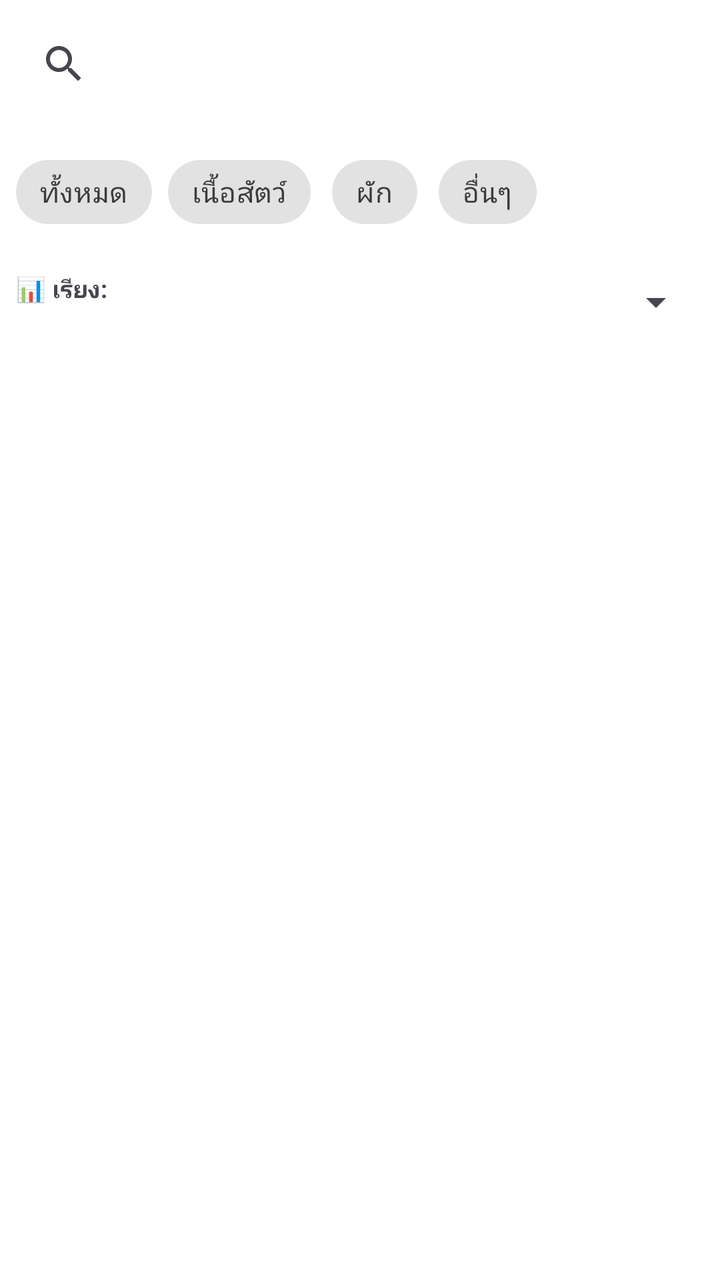
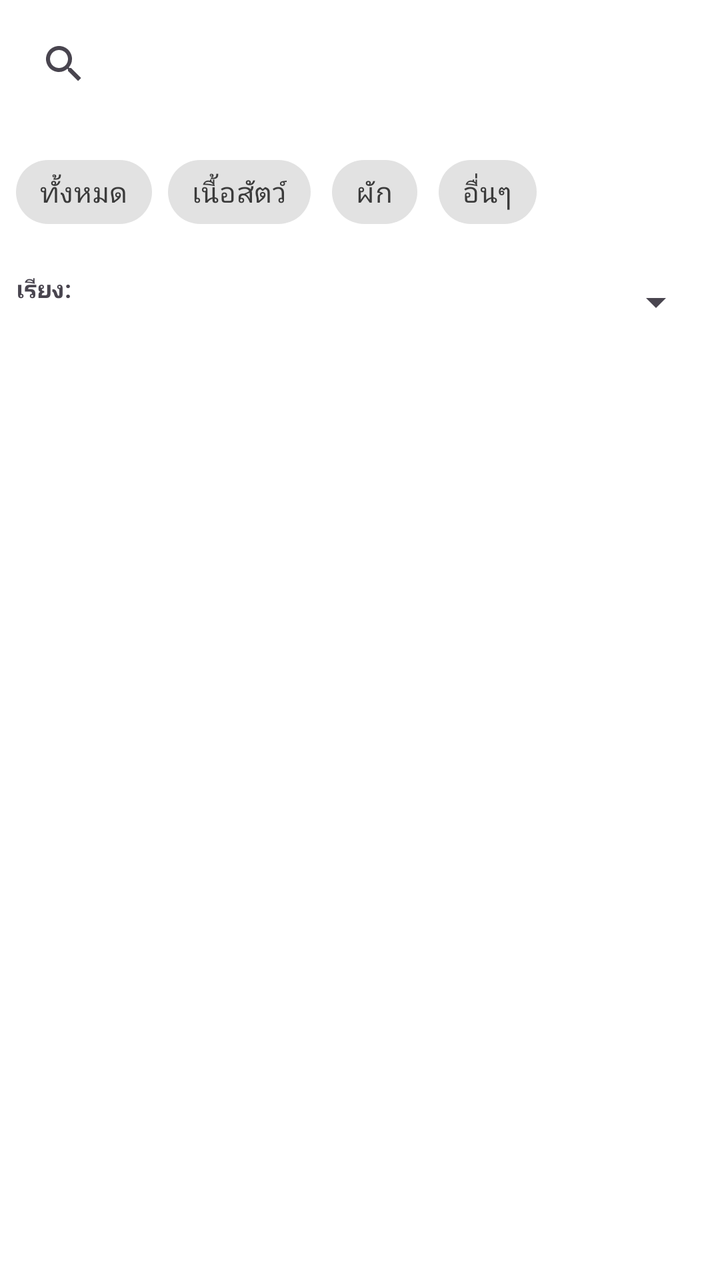

Compare the two renders of this Android layout. The source of the first and the diff that turns it into the second are given below.
<!-- AndroidManifest.xml: application theme Theme.Expirytrack -->
<!-- res/layout/fragment_ingredient_list.xml -->
<?xml version="1.0" encoding="utf-8"?>
<LinearLayout xmlns:android="http://schemas.android.com/apk/res/android"
    xmlns:app="http://schemas.android.com/apk/res-auto"
    android:layout_width="match_parent"
    android:layout_height="match_parent"
    android:orientation="vertical">

    
    <include
        android:id="@+id/offline_banner"
        layout="@layout/offline_banner" />

    
    <androidx.appcompat.widget.SearchView
        android:id="@+id/searchView"
        android:layout_width="match_parent"
        android:layout_height="wrap_content"
        android:padding="8dp"
        app:queryHint="🔍 ค้นหาวัตถุดิบ..." />

    
    <com.google.android.material.chip.ChipGroup
        android:id="@+id/categoryChipGroup"
        android:layout_width="match_parent"
        android:layout_height="wrap_content"
        android:padding="8dp"
        app:selectionRequired="true"
        app:singleSelection="true">

        <com.google.android.material.chip.Chip
            android:layout_width="wrap_content"
            android:layout_height="wrap_content"
            android:text="ทั้งหมด"
            style="@style/Widget.MaterialComponents.Chip.Filter" />

        <com.google.android.material.chip.Chip
            android:layout_width="wrap_content"
            android:layout_height="wrap_content"
            android:text="เนื้อสัตว์"
            style="@style/Widget.MaterialComponents.Chip.Filter" />

        <com.google.android.material.chip.Chip
            android:layout_width="wrap_content"
            android:layout_height="wrap_content"
            android:text="ผัก"
            style="@style/Widget.MaterialComponents.Chip.Filter" />

        <com.google.android.material.chip.Chip
            android:layout_width="wrap_content"
            android:layout_height="wrap_content"
            android:text="อื่นๆ"
            style="@style/Widget.MaterialComponents.Chip.Filter" />

    </com.google.android.material.chip.ChipGroup>

    
    <LinearLayout
        android:layout_width="match_parent"
        android:layout_height="wrap_content"
        android:orientation="horizontal"
        android:padding="8dp">

        <TextView
            android:layout_width="wrap_content"
            android:layout_height="wrap_content"
            android:text="📊 เรียง:"
            android:textSize="12sp"
            android:textStyle="bold"
            android:layout_marginEnd="8dp" />

        <Spinner
            android:id="@+id/sortSpinner"
            android:layout_width="match_parent"
            android:layout_height="30dp" />

    </LinearLayout>

    
    <androidx.recyclerview.widget.RecyclerView
        android:id="@+id/recyclerViewIngredients"
        android:layout_width="match_parent"
        android:layout_height="0dp"
        android:layout_weight="1"
        android:padding="8dp" />

    
    <LinearLayout
        android:id="@+id/emptyState"
        android:layout_width="match_parent"
        android:layout_height="match_parent"
        android:gravity="center"
        android:orientation="vertical"
        android:visibility="gone">

        <TextView
            android:layout_width="wrap_content"
            android:layout_height="wrap_content"
            android:text="📦"
            android:textSize="64sp"
            android:layout_marginBottom="16dp" />

        <TextView
            android:layout_width="wrap_content"
            android:layout_height="wrap_content"
            android:text="ยังไม่มีวัตถุดิบ"
            android:textSize="18sp"
            android:textStyle="bold"
            android:layout_marginBottom="8dp" />

        <TextView
            android:layout_width="match_parent"
            android:layout_height="wrap_content"
            android:layout_marginHorizontal="24dp"
            android:gravity="center"
            android:text="กดปุ่ม + บนแถบด้านบนเพื่อเพิ่มวัตถุดิบ หรือใช้ camera เพื่อ scan"
            android:textSize="14sp"
            android:textColor="#666" />

    </LinearLayout>

</LinearLayout>
<!-- res/layout/offline_banner.xml (included above) -->
<?xml version="1.0" encoding="utf-8"?>
<LinearLayout xmlns:android="http://schemas.android.com/apk/res/android"
    android:id="@+id/offline_banner"
    android:layout_width="match_parent"
    android:layout_height="wrap_content"
    android:orientation="horizontal"
    android:background="#FFC107"
    android:padding="12dp"
    android:gravity="center_vertical"
    android:visibility="gone">

    <TextView
        android:layout_width="0dp"
        android:layout_height="wrap_content"
        android:layout_weight="1"
        android:text="📡 ไม่มีอินเทอร์เน็ต — แสดงข้อมูลล่าสุด"
        android:textSize="13sp"
        android:textColor="#000"
        android:textStyle="bold" />

</LinearLayout>
<!-- resources referenced by this layout -->
<resources>
  <style name="Theme.Expirytrack" parent="Base.Theme.Expirytrack" />
  <style name="Base.Theme.Expirytrack" parent="Theme.Material3.DayNight.NoActionBar">
          
          <item name="colorPrimary">@color/primary_color</item>
          <item name="colorPrimaryVariant">@color/primary_dark</item>
          <item name="colorOnPrimary">@android:color/white</item>
          
          
          <item name="colorSecondary">@color/secondary_color</item>
          <item name="colorSecondaryVariant">@color/secondary_dark</item>
          <item name="colorOnSecondary">@android:color/white</item>
          
          
          <item name="android:colorBackground">@color/background_default</item>
          <item name="colorSurface">@color/background_surface</item>
          <item name="colorOnBackground">@color/text_primary</item>
          <item name="colorOnSurface">@color/text_primary</item>
          
          
          <item name="android:statusBarColor">@color/primary_color</item>
          <item name="android:windowLightStatusBar">false</item>
          
          
          <item name="android:navigationBarColor">@color/white</item>
          <item name="android:windowLightNavigationBar" tools:targetApi="o_mr1">true</item>
      </style>
  <color name="primary_color">#2E7D32</color>
  <color name="primary_dark">#1B5E20</color>
  <color name="secondary_color">#FF8F00</color>
  <color name="secondary_dark">#E65100</color>
  <color name="background_default">#FFFFFF</color>
  <color name="background_surface">#F9F9F9</color>
  <color name="text_primary">#212121</color>
  <color name="white">#FFFFFFFF</color>
</resources>

<!-- the commit's change to res/layout/fragment_ingredient_list.xml (unified diff, before → after) -->
@@ -16,7 +16,7 @@
         android:layout_width="match_parent"
         android:layout_height="wrap_content"
         android:padding="8dp"
-        app:queryHint="🔍 ค้นหาวัตถุดิบ..." />
+        app:queryHint="ค้นหาวัตถุดิบ..." />
 
     
     <com.google.android.material.chip.ChipGroup
@@ -63,7 +63,7 @@
         <TextView
             android:layout_width="wrap_content"
             android:layout_height="wrap_content"
-            android:text="📊 เรียง:"
+            android:text="เรียง:"
             android:textSize="12sp"
             android:textStyle="bold"
             android:layout_marginEnd="8dp" />
